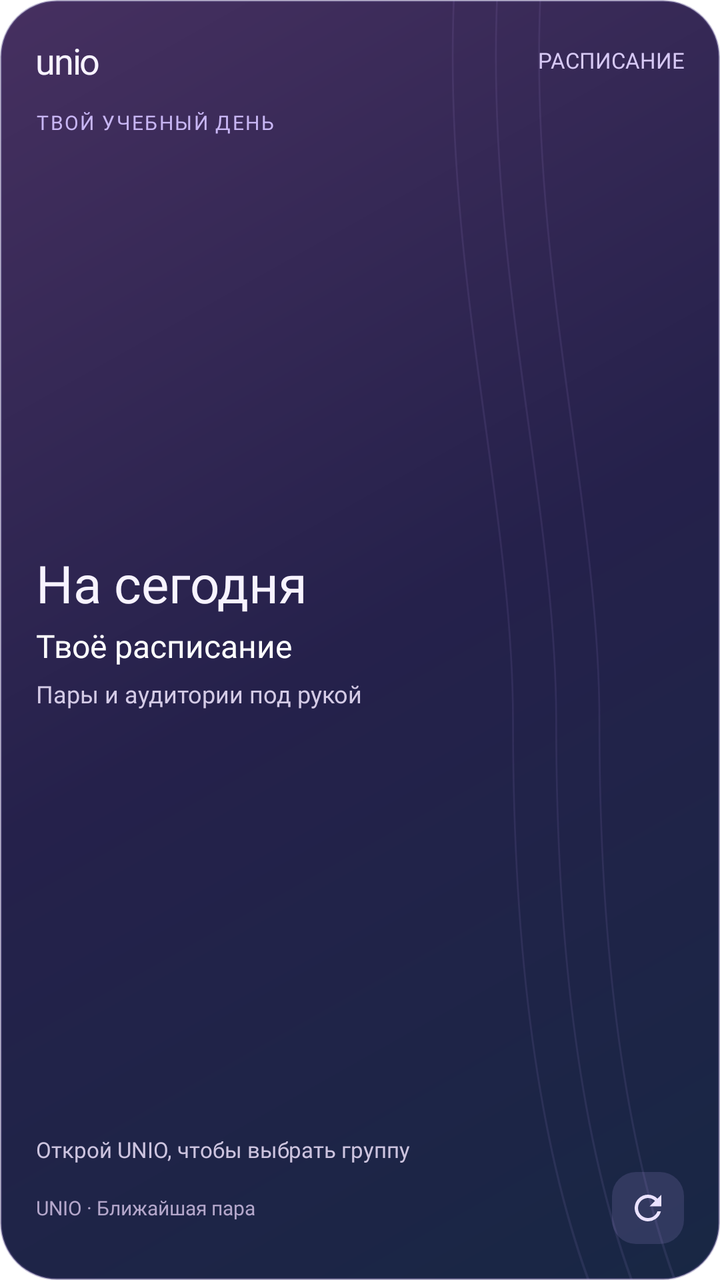
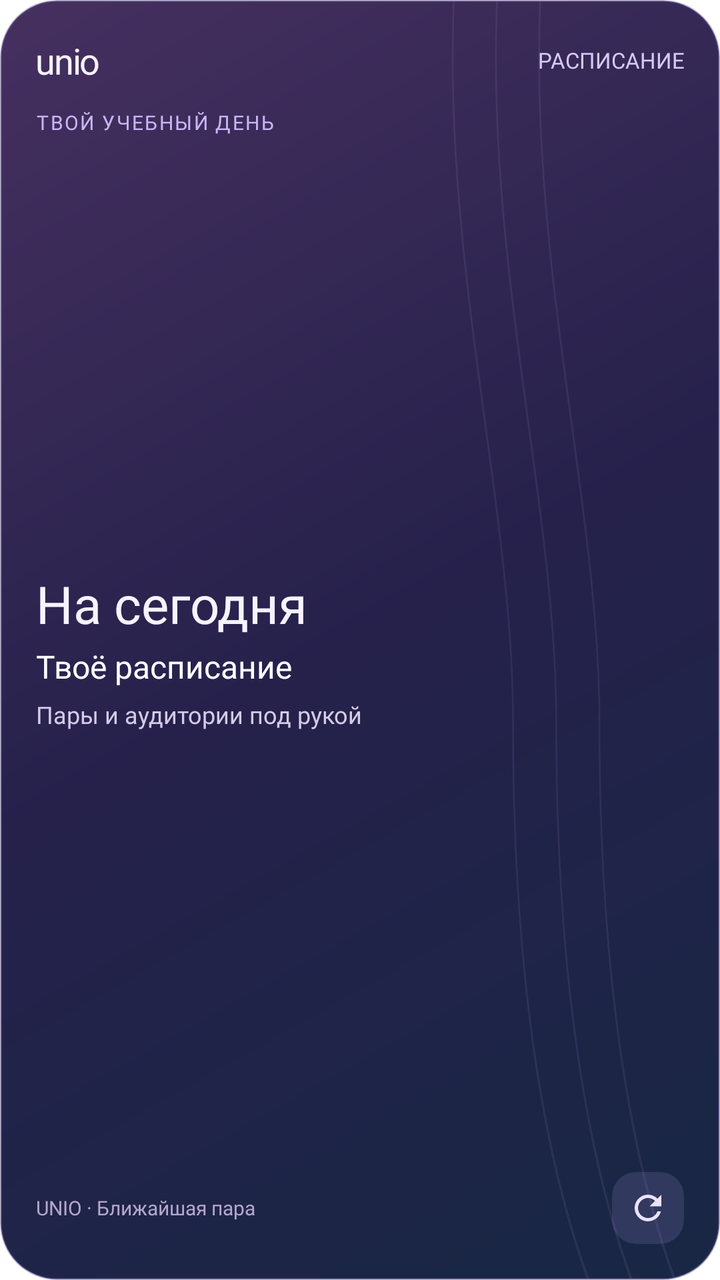

The first picture is an Android layout as it rendered before a commit; the second is the same layout after the commit. The layout source and the unified diff follow.
<!-- AndroidManifest.xml: fallback theme Theme.MaterialComponents.DayNight.NoActionBar -->
<!-- res/layout/schedule_widget.xml -->
<?xml version="1.0" encoding="utf-8"?>
<LinearLayout xmlns:android="http://schemas.android.com/apk/res/android"
    android:id="@+id/widget_root" android:layout_width="match_parent" android:layout_height="match_parent"
    android:orientation="vertical" android:padding="18dp" android:background="@drawable/widget_background">
    <LinearLayout android:layout_width="match_parent" android:layout_height="wrap_content" android:gravity="center_vertical">
        <TextView android:layout_width="wrap_content" android:layout_height="wrap_content" android:text="unio" android:textColor="#F7F3FF" android:textSize="18sp" style="@style/WidgetUnioSemibold" android:letterSpacing="-0.04" />
        <TextView android:id="@+id/widget_group" android:text="@string/widget_preview_group" android:layout_width="0dp" android:layout_weight="1" android:layout_height="wrap_content" android:layout_marginStart="12dp" android:gravity="end" style="@style/WidgetUnioRegular" android:textColor="#D7C9F5" android:textSize="11sp" android:maxLines="1" android:ellipsize="end" />
    </LinearLayout>
    <TextView android:id="@+id/widget_eyebrow" android:text="@string/widget_preview_eyebrow" android:layout_width="match_parent" android:layout_height="wrap_content" android:layout_marginTop="12dp" android:textColor="#C8B6F4" android:textSize="10sp" android:letterSpacing="0.08" style="@style/WidgetUnioSemibold" android:maxLines="1" android:ellipsize="end" />
    <LinearLayout android:layout_width="match_parent" android:layout_height="0dp" android:layout_weight="1" android:orientation="vertical" android:gravity="center_vertical">
        <TextView android:id="@+id/widget_time" android:text="@string/widget_preview_time" android:layout_width="wrap_content" android:layout_height="wrap_content" android:textColor="#F7F3FF" android:textSize="26sp" style="@style/WidgetUnioSemibold" android:maxLines="1" android:ellipsize="end" />
        <TextView android:id="@+id/widget_subject" android:text="@string/widget_preview_subject" android:layout_width="match_parent" android:layout_height="wrap_content" android:layout_marginTop="3dp" android:textColor="#FFFFFF" android:textSize="16sp" style="@style/WidgetUnioSemibold" android:maxLines="2" android:ellipsize="end" />
        <TextView android:id="@+id/widget_details" android:text="@string/widget_preview_details" android:layout_width="match_parent" android:layout_height="wrap_content" android:layout_marginTop="5dp" style="@style/WidgetUnioRegular" android:textColor="#D4CBE6" android:textSize="12sp" android:maxLines="1" android:ellipsize="end" />
    </LinearLayout>
    <TextView android:id="@+id/widget_following" android:text="@string/widget_preview_following" android:layout_width="match_parent" android:layout_height="wrap_content" android:layout_marginTop="6dp" style="@style/WidgetUnioRegular" android:textColor="#CDC4DF" android:textSize="11sp" android:maxLines="1" android:ellipsize="end" />
    <LinearLayout android:layout_width="match_parent" android:layout_height="wrap_content" android:layout_marginTop="4dp" android:gravity="center_vertical">
        <TextView android:id="@+id/widget_freshness" android:text="@string/widget_preview_freshness" android:layout_width="0dp" android:layout_weight="1" android:layout_height="wrap_content" style="@style/WidgetUnioRegular" android:textColor="#B4A7CB" android:textSize="10sp" android:maxLines="1" android:ellipsize="end" />
        <ImageButton android:id="@+id/widget_refresh" android:layout_width="36dp" android:layout_height="36dp" android:padding="8dp" android:background="@drawable/widget_pill" android:src="@drawable/widget_refresh" android:contentDescription="@string/widget_refresh_description" />
    </LinearLayout>
</LinearLayout>
<!-- resources referenced by this layout -->
<resources>
  <!-- drawable widget_background (drawable) -->
  <?xml version="1.0" encoding="utf-8"?>
  <layer-list xmlns:android="http://schemas.android.com/apk/res/android">
      <item>
          <shape android:shape="rectangle">
              <corners android:radius="28dp" />
              <gradient android:angle="315" android:startColor="#463060" android:centerColor="#25214B" android:endColor="#182744" />
              <stroke android:width="1dp" android:color="#665F548F" />
          </shape>
      </item>
      <item android:drawable="@drawable/widget_contours" />
  </layer-list>
  <!-- drawable widget_pill (drawable) -->
  <shape xmlns:android="http://schemas.android.com/apk/res/android" android:shape="rectangle">
      <solid android:color="#24C3ABFF" />
      <corners android:radius="12dp" />
  </shape>
  <!-- drawable widget_refresh (drawable) -->
  <vector xmlns:android="http://schemas.android.com/apk/res/android" android:width="20dp" android:height="20dp" android:viewportWidth="24" android:viewportHeight="24">
      <path android:fillColor="#EAE2FF" android:pathData="M17.65,6.35C16.2,4.9 14.21,4 12,4a8,8 0,1 0,7.75 10h-2.08a6,6 0,1 1,-1.43 -6.24L13,11h7V4z" />
  </vector>
  <string name="widget_preview_details">Пары и аудитории под рукой</string>
  <string name="widget_preview_eyebrow">ТВОЙ УЧЕБНЫЙ ДЕНЬ</string>
  <string name="widget_preview_following">Открой UNIO, чтобы выбрать группу</string>
  <string name="widget_preview_freshness">UNIO · Ближайшая пара</string>
  <string name="widget_preview_group">РАСПИСАНИЕ</string>
  <string name="widget_preview_subject">Твоё расписание</string>
  <string name="widget_preview_time">На сегодня</string>
  <string name="widget_refresh_description">Обновить расписание</string>
  <style name="WidgetUnioRegular"><item name="android:fontFamily">sans-serif</item></style>
  <style name="WidgetUnioSemibold"><item name="android:fontFamily">sans-serif-medium</item></style>
  <!-- drawable widget_contours (drawable) -->
  <vector xmlns:android="http://schemas.android.com/apk/res/android" android:width="400dp" android:height="240dp" android:viewportWidth="400" android:viewportHeight="240">
      <path android:pathData="M310,-80 C195,0 285,75 285,135 C285,225 345,275 440,285" android:strokeColor="#18C6AEFF" android:strokeWidth="1" android:fillColor="#00000000" />
      <path android:pathData="M334,-80 C219,0 309,75 309,135 C309,225 369,275 464,285" android:strokeColor="#18C6AEFF" android:strokeWidth="1" android:fillColor="#00000000" />
      <path android:pathData="M358,-80 C243,0 333,75 333,135 C333,225 393,275 488,285" android:strokeColor="#18C6AEFF" android:strokeWidth="1" android:fillColor="#00000000" />
  </vector>
</resources>

<!-- the commit's change to res/layout/schedule_widget.xml (unified diff, before → after) -->
@@ -12,7 +12,6 @@
         <TextView android:id="@+id/widget_subject" android:text="@string/widget_preview_subject" android:layout_width="match_parent" android:layout_height="wrap_content" android:layout_marginTop="3dp" android:textColor="#FFFFFF" android:textSize="16sp" style="@style/WidgetUnioSemibold" android:maxLines="2" android:ellipsize="end" />
         <TextView android:id="@+id/widget_details" android:text="@string/widget_preview_details" android:layout_width="match_parent" android:layout_height="wrap_content" android:layout_marginTop="5dp" style="@style/WidgetUnioRegular" android:textColor="#D4CBE6" android:textSize="12sp" android:maxLines="1" android:ellipsize="end" />
     </LinearLayout>
-    <TextView android:id="@+id/widget_following" android:text="@string/widget_preview_following" android:layout_width="match_parent" android:layout_height="wrap_content" android:layout_marginTop="6dp" style="@style/WidgetUnioRegular" android:textColor="#CDC4DF" android:textSize="11sp" android:maxLines="1" android:ellipsize="end" />
     <LinearLayout android:layout_width="match_parent" android:layout_height="wrap_content" android:layout_marginTop="4dp" android:gravity="center_vertical">
         <TextView android:id="@+id/widget_freshness" android:text="@string/widget_preview_freshness" android:layout_width="0dp" android:layout_weight="1" android:layout_height="wrap_content" style="@style/WidgetUnioRegular" android:textColor="#B4A7CB" android:textSize="10sp" android:maxLines="1" android:ellipsize="end" />
         <ImageButton android:id="@+id/widget_refresh" android:layout_width="36dp" android:layout_height="36dp" android:padding="8dp" android:background="@drawable/widget_pill" android:src="@drawable/widget_refresh" android:contentDescription="@string/widget_refresh_description" />
<!-- resource entries referenced after the edit -->
@@ -23,7 +23,6 @@
   </vector>
   <string name="widget_preview_details">Пары и аудитории под рукой</string>
   <string name="widget_preview_eyebrow">ТВОЙ УЧЕБНЫЙ ДЕНЬ</string>
-  <string name="widget_preview_following">Открой UNIO, чтобы выбрать группу</string>
   <string name="widget_preview_freshness">UNIO · Ближайшая пара</string>
   <string name="widget_preview_group">РАСПИСАНИЕ</string>
   <string name="widget_preview_subject">Твоё расписание</string>
